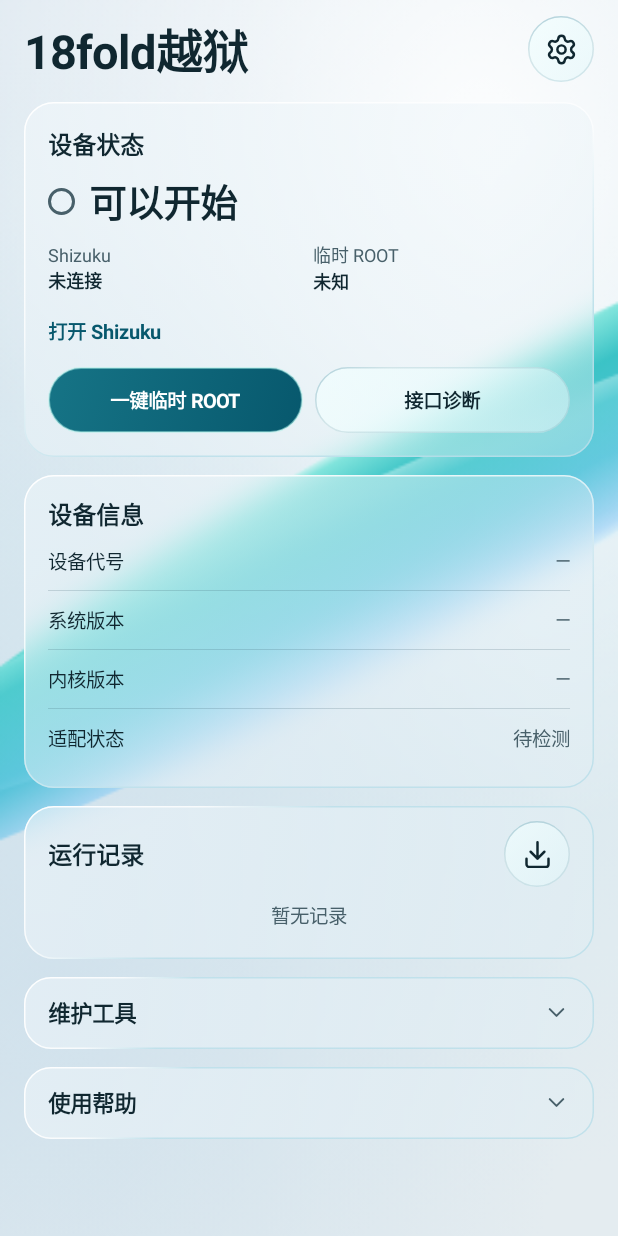
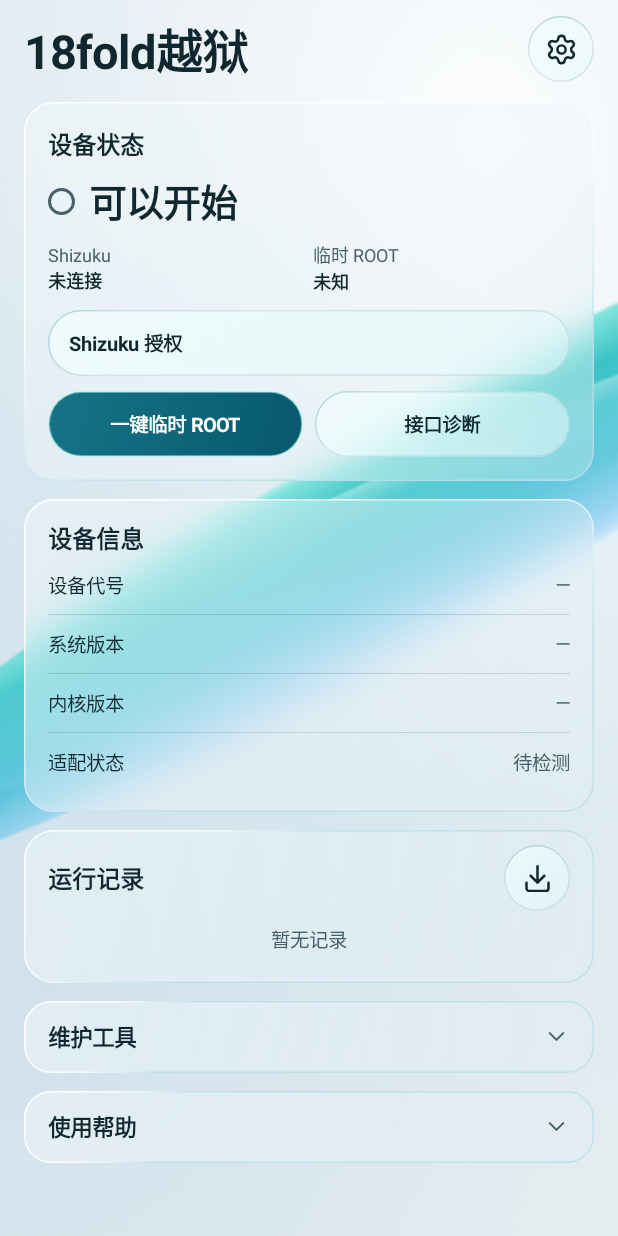
Before and after one commit to gkeyes/Jailbreak-Android, an Android app: the screen it shows after launch (MainActivity), on a phone screen of 412 x 824 dp. Run offline under Robolectric (Android 15) with nearby library versions, the phone set to English and light mode, and no system bars; libraries missing offline, so code that uses them is left out: rikka.shizuku; 8 statements that could not run were skipped.

Commit message:
ui: keep Shizuku authorization visible in all states [skip ci]

```diff
--- a/app/src/main/java/com/gkeyes/lhasa26/MainActivity.java
+++ b/app/src/main/java/com/gkeyes/lhasa26/MainActivity.java
@@ -235,19 +235,16 @@ public final class MainActivity extends Activity implements WorkflowCallbacks {
         metrics.addView(statusMetric("临时 ROOT", privilegeState), flatParams(1, 6));
         hero.addView(metrics);
 
-        authorization = new Button(this, null, android.R.attr.borderlessButtonStyle);
-        authorization.setAllCaps(false);
-        authorization.setText("请求 Shizuku 授权");
-        authorization.setTextColor(accent);
-        authorization.setTextSize(13);
-        authorization.setTypeface(Typeface.DEFAULT_BOLD);
-        authorization.setMinimumHeight(dp(44));
+        authorization = button("Shizuku 授权", false);
         authorization.setGravity(Gravity.START | Gravity.CENTER_VERTICAL);
-        authorization.setPadding(0, 0, 0, 0);
+        authorization.setPaddingRelative(dp(14), dp(7), dp(14), dp(7));
         authorization.setOnClickListener(view -> {
             if (ensureShizuku()) toast("Shizuku 已授权");
         });
-        hero.addView(authorization, new LinearLayout.LayoutParams(-2, -2));
+        LinearLayout.LayoutParams authorizationParams = new LinearLayout.LayoutParams(-1, -2);
+        authorizationParams.topMargin = dp(10);
+        authorizationParams.bottomMargin = dp(10);
+        hero.addView(authorization, authorizationParams);
 
         LinearLayout buttons = horizontalRow();
         action = button("一键临时 ROOT", true);
@@ -694,9 +691,12 @@ public final class MainActivity extends Activity implements WorkflowCallbacks {
     private void updateShizukuStatus() {
         boolean connected = Shizuku.pingBinder();
         boolean authorized = connected && Shizuku.checkSelfPermission() == 0;
-        shizukuState.setText(!connected ? "未连接" : authorized ? "已授权" : "待授权");
-        authorization.setText(!connected ? "打开 Shizuku" : authorized ? "Shizuku 已授权" : "请求 Shizuku 授权");
+        String label = !connected ? "未连接" : authorized ? "已授权" : "待授权";
+        shizukuState.setText(label);
         authorization.setEnabled(!authorized);
+        if (Build.VERSION.SDK_INT >= 30) {
+            authorization.setStateDescription(label);
+        }
     }
 
     private LinearLayout card(GlassMaterial.Layer layer, int radius, int verticalPadding) {
```
